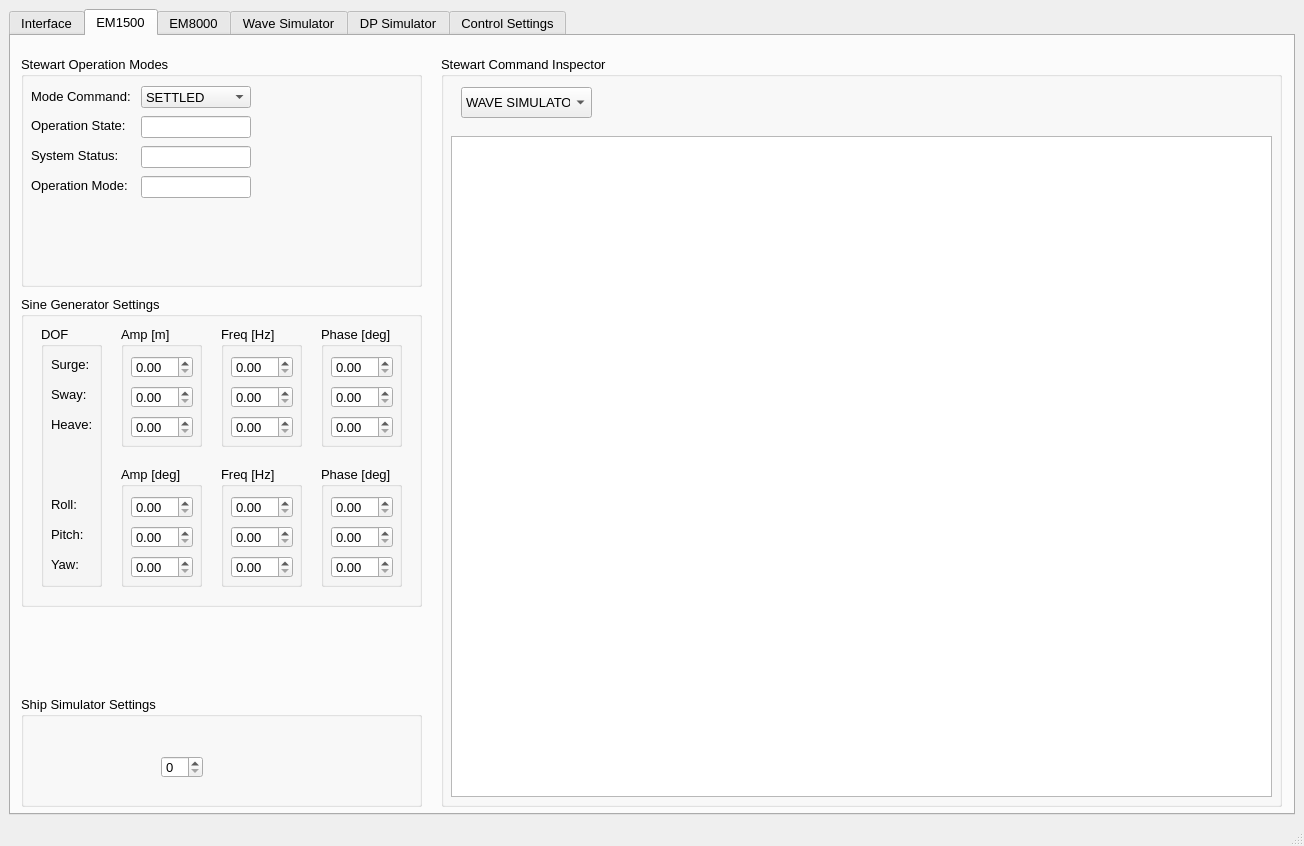
sondretordal/motion-lab, file hmi/src/MainWindow.ui: the form before one commit.
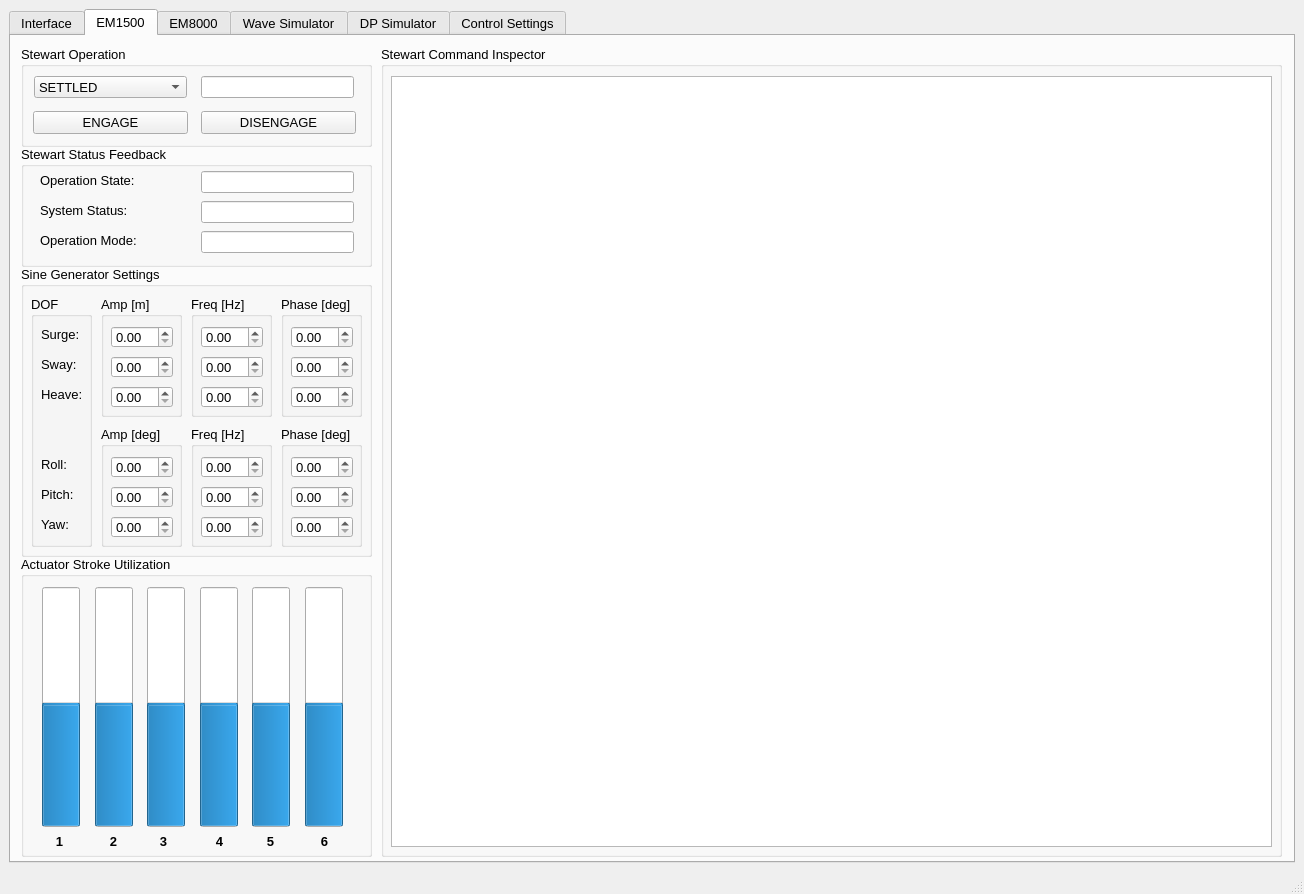
The form after the commit. Custom widgets are drawn as their Qt base class.

Commit message: Addes stroke status, error popup, eMode two way function, engage and disengage

Diff of the .ui file:
```diff
--- a/hmi/src/MainWindow.ui
+++ b/hmi/src/MainWindow.ui
@@ -7,7 +7,7 @@
     <x>0</x>
     <y>0</y>
     <width>1304</width>
-    <height>846</height>
+    <height>894</height>
    </rect>
   </property>
   <property name="windowTitle">
@@ -475,301 +475,6 @@
          </property>
         </widget>
        </widget>
-       <widget class="QGroupBox" name="groupBox_7">
-        <property name="geometry">
-         <rect>
-          <x>300</x>
-          <y>440</y>
-          <width>261</width>
-          <height>291</height>
-         </rect>
-        </property>
-        <property name="title">
-         <string>EM1500 Actuator Position</string>
-        </property>
-        <widget class="QProgressBar" name="EM1500_bar1_l1">
-         <property name="geometry">
-          <rect>
-           <x>20</x>
-           <y>30</y>
-           <width>21</width>
-           <height>221</height>
-          </rect>
-         </property>
-         <property name="minimum">
-          <number>-100</number>
-         </property>
-         <property name="value">
-          <number>0</number>
-         </property>
-         <property name="orientation">
-          <enum>Qt::Vertical</enum>
-         </property>
-         <property name="invertedAppearance">
-          <bool>false</bool>
-         </property>
-        </widget>
-        <widget class="QProgressBar" name="EM1500_bar1_l2">
-         <property name="geometry">
-          <rect>
-           <x>60</x>
-           <y>30</y>
-           <width>21</width>
-           <height>221</height>
-          </rect>
-         </property>
-         <property name="minimum">
-          <number>-100</number>
-         </property>
-         <property name="value">
-          <number>0</number>
-         </property>
-         <property name="orientation">
-          <enum>Qt::Vertical</enum>
-         </property>
-         <property name="invertedAppearance">
-          <bool>false</bool>
-         </property>
-        </widget>
-        <widget class="QProgressBar" name="EM1500_bar1_l3">
-         <property name="geometry">
-          <rect>
-           <x>100</x>
-           <y>30</y>
-           <width>21</width>
-           <height>221</height>
-          </rect>
-         </property>
-         <property name="minimum">
-          <number>-100</number>
-         </property>
-         <property name="value">
-          <number>0</number>
-         </property>
-         <property name="orientation">
-          <enum>Qt::Vertical</enum>
-         </property>
-         <property name="invertedAppearance">
-          <bool>false</bool>
-         </property>
-        </widget>
-        <widget class="QProgressBar" name="EM1500_bar1_l4">
-         <property name="geometry">
-          <rect>
-           <x>140</x>
-           <y>30</y>
-           <width>21</width>
-           <height>221</height>
-          </rect>
-         </property>
-         <property name="minimum">
-          <number>-100</number>
-         </property>
-         <property name="value">
-          <number>0</number>
-         </property>
-         <property name="orientation">
-          <enum>Qt::Vertical</enum>
-         </property>
-         <property name="invertedAppearance">
-          <bool>false</bool>
-         </property>
-        </widget>
-        <widget class="QProgressBar" name="EM1500_bar1_l5">
-         <property name="geometry">
-          <rect>
-           <x>180</x>
-           <y>30</y>
-           <width>21</width>
-           <height>221</height>
-          </rect>
-         </property>
-         <property name="minimum">
-          <number>-100</number>
-         </property>
-         <property name="value">
-          <number>0</number>
-         </property>
-         <property name="orientation">
-          <enum>Qt::Vertical</enum>
-         </property>
-         <property name="invertedAppearance">
-          <bool>false</bool>
-         </property>
-        </widget>
-        <widget class="QProgressBar" name="EM1500_bar1_l6">
-         <property name="geometry">
-          <rect>
-           <x>220</x>
-           <y>30</y>
-           <width>21</width>
-           <height>221</height>
-          </rect>
-         </property>
-         <property name="minimum">
-          <number>-100</number>
-         </property>
-         <property name="value">
-          <number>0</number>
-         </property>
-         <property name="orientation">
-          <enum>Qt::Vertical</enum>
-         </property>
-         <property name="invertedAppearance">
-          <bool>false</bool>
-         </property>
-        </widget>
-        <widget class="QLabel" name="label_41">
-         <property name="geometry">
-          <rect>
-           <x>180</x>
-           <y>260</y>
-           <width>21</width>
-           <height>21</height>
-          </rect>
-         </property>
-         <property name="font">
-          <font>
-           <weight>75</weight>
-           <bold>true</bold>
-          </font>
-         </property>
-         <property name="layoutDirection">
-          <enum>Qt::LeftToRight</enum>
-         </property>
-         <property name="text">
-          <string>5</string>
-         </property>
-         <property name="alignment">
-          <set>Qt::AlignCenter</set>
-         </property>
-        </widget>
-        <widget class="QLabel" name="label_42">
-         <property name="geometry">
-          <rect>
-           <x>220</x>
-           <y>260</y>
-           <width>21</width>
-           <height>21</height>
-          </rect>
-         </property>
-         <property name="font">
-          <font>
-           <weight>75</weight>
-           <bold>true</bold>
-          </font>
-         </property>
-         <property name="layoutDirection">
-          <enum>Qt::LeftToRight</enum>
-         </property>
-         <property name="text">
-          <string>6</string>
-         </property>
-         <property name="alignment">
-          <set>Qt::AlignCenter</set>
-         </property>
-        </widget>
-        <widget class="QLabel" name="label_43">
-         <property name="geometry">
-          <rect>
-           <x>140</x>
-           <y>260</y>
-           <width>21</width>
-           <height>21</height>
-          </rect>
-         </property>
-         <property name="font">
-          <font>
-           <weight>75</weight>
-           <bold>true</bold>
-          </font>
-         </property>
-         <property name="layoutDirection">
-          <enum>Qt::LeftToRight</enum>
-         </property>
-         <property name="text">
-          <string>4</string>
-         </property>
-         <property name="alignment">
-          <set>Qt::AlignCenter</set>
-         </property>
-        </widget>
-        <widget class="QLabel" name="label_44">
-         <property name="geometry">
-          <rect>
-           <x>100</x>
-           <y>260</y>
-           <width>21</width>
-           <height>21</height>
-          </rect>
-         </property>
-         <property name="font">
-          <font>
-           <weight>75</weight>
-           <bold>true</bold>
-          </font>
-         </property>
-         <property name="layoutDirection">
-          <enum>Qt::LeftToRight</enum>
-         </property>
-         <property name="text">
-          <string>3</string>
-         </property>
-         <property name="alignment">
-          <set>Qt::AlignCenter</set>
-         </property>
-        </widget>
-        <widget class="QLabel" name="label_45">
-         <property name="geometry">
-          <rect>
-           <x>60</x>
-           <y>260</y>
-           <width>21</width>
-           <height>21</height>
-          </rect>
-         </property>
-         <property name="font">
-          <font>
-           <weight>75</weight>
-           <bold>true</bold>
-          </font>
-         </property>
-         <property name="layoutDirection">
-          <enum>Qt::LeftToRight</enum>
-         </property>
-         <property name="text">
-          <string>2</string>
-         </property>
-         <property name="alignment">
-          <set>Qt::AlignCenter</set>
-         </property>
-        </widget>
-        <widget class="QLabel" name="label_46">
-         <property name="geometry">
-          <rect>
-           <x>20</x>
-           <y>260</y>
-           <width>21</width>
-           <height>21</height>
-          </rect>
-         </property>
-         <property name="font">
-          <font>
-           <weight>75</weight>
-           <bold>true</bold>
-          </font>
-         </property>
-         <property name="layoutDirection">
-          <enum>Qt::LeftToRight</enum>
-         </property>
-         <property name="text">
-          <string>1</string>
-         </property>
-         <property name="alignment">
-          <set>Qt::AlignCenter</set>
-         </property>
-        </widget>
-       </widget>
        <widget class="QGroupBox" name="groupBox_8">
         <property name="geometry">
          <rect>
@@ -1861,20 +1566,20 @@
         <property name="geometry">
          <rect>
           <x>10</x>
-          <y>20</y>
-          <width>401</width>
-          <height>231</height>
+          <y>10</y>
+          <width>351</width>
+          <height>101</height>
          </rect>
         </property>
         <property name="title">
-         <string>Stewart Operation Modes</string>
+         <string>Stewart Operation</string>
         </property>
         <widget class="QComboBox" name="em1500_eModeCmd">
          <property name="geometry">
           <rect>
-           <x>120</x>
+           <x>13</x>
            <y>30</y>
-           <width>110</width>
+           <width>153</width>
            <height>22</height>
           </rect>
          </property>
@@ -1904,90 +1609,38 @@
           </property>
          </item>
         </widget>
-        <widget class="QLabel" name="label_9">
+        <widget class="QPushButton" name="em1500_engage">
          <property name="geometry">
           <rect>
-           <x>10</x>
-           <y>32</y>
-           <width>141</width>
-           <height>16</height>
+           <x>12</x>
+           <y>65</y>
+           <width>155</width>
+           <height>23</height>
           </rect>
          </property>
          <property name="text">
-          <string>Mode Command:</string>
+          <string>ENGAGE</string>
          </property>
         </widget>
-        <widget class="QLineEdit" name="em1500_eState">
+        <widget class="QPushButton" name="em1500_disengage">
          <property name="geometry">
           <rect>
-           <x>120</x>
-           <y>60</y>
-           <width>110</width>
-           <height>22</height>
+           <x>180</x>
+           <y>65</y>
+           <width>155</width>
+           <height>23</height>
           </rect>
          </property>
-         <property name="readOnly">
-          <bool>true</bool>
-         </property>
-        </widget>
-        <widget class="QLabel" name="label_13">
-         <property name="geometry">
-          <rect>
-           <x>10</x>
-           <y>61</y>
-           <width>141</width>
-           <height>16</height>
-          </rect>
-         </property>
          <property name="text">
-          <string>Operation State:</string>
+          <string>DISENGAGE</string>
          </property>
         </widget>
-        <widget class="QLabel" name="label_14">
+        <widget class="QLineEdit" name="em1500_eMode">
          <property name="geometry">
           <rect>
-           <x>10</x>
-           <y>91</y>
-           <width>141</width>
-           <height>16</height>
-          </rect>
-         </property>
-         <property name="text">
-          <string>System Status:</string>
-         </property>
-        </widget>
-        <widget class="QLineEdit" name="em1500_eStatus">
-         <property name="geometry">
-          <rect>
-           <x>120</x>
-           <y>90</y>
-           <width>110</width>
-           <height>22</height>
-          </rect>
-         </property>
-         <property name="readOnly">
-          <bool>true</bool>
-         </property>
-        </widget>
-        <widget class="QLabel" name="label_15">
-         <property name="geometry">
-          <rect>
-           <x>10</x>
-           <y>121</y>
-           <width>141</width>
-           <height>16</height>
-          </rect>
-         </property>
-         <property name="text">
-          <string>Operation Mode:</string>
-         </property>
-        </widget>
-        <widget class="QLineEdit" name="em1500_eOpMode">
-         <property name="geometry">
-          <rect>
-           <x>120</x>
-           <y>120</y>
-           <width>110</width>
+           <x>180</x>
+           <y>30</y>
+           <width>153</width>
            <height>22</height>
           </rect>
          </property>
@@ -2000,9 +1653,9 @@
         <property name="geometry">
          <rect>
           <x>10</x>
-          <y>260</y>
-          <width>401</width>
-          <height>311</height>
+          <y>230</y>
+          <width>351</width>
+          <height>291</height>
          </rect>
         </property>
         <property name="title">
@@ -2011,7 +1664,7 @@
         <widget class="QGroupBox" name="groupBox_5">
          <property name="geometry">
           <rect>
-           <x>100</x>
+           <x>80</x>
            <y>30</y>
            <width>81</width>
            <height>121</height>
@@ -2054,7 +1707,7 @@
         <widget class="QGroupBox" name="groupBox_9">
          <property name="geometry">
           <rect>
-           <x>200</x>
+           <x>170</x>
            <y>30</y>
            <width>81</width>
            <height>121</height>
@@ -2097,7 +1750,7 @@
         <widget class="QGroupBox" name="groupBox_26">
          <property name="geometry">
           <rect>
-           <x>300</x>
+           <x>260</x>
            <y>30</y>
            <width>81</width>
            <height>121</height>
@@ -2140,8 +1793,8 @@
         <widget class="QGroupBox" name="groupBox_27">
          <property name="geometry">
           <rect>
-           <x>100</x>
-           <y>170</y>
+           <x>80</x>
+           <y>160</y>
            <width>81</width>
            <height>121</height>
           </rect>
@@ -2183,8 +1836,8 @@
         <widget class="QGroupBox" name="groupBox_28">
          <property name="geometry">
           <rect>
-           <x>200</x>
-           <y>170</y>
+           <x>170</x>
+           <y>160</y>
            <width>81</width>
            <height>121</height>
           </rect>
@@ -2226,8 +1879,8 @@
         <widget class="QGroupBox" name="groupBox_29">
          <property name="geometry">
           <rect>
-           <x>300</x>
-           <y>170</y>
+           <x>260</x>
+           <y>160</y>
            <width>81</width>
            <height>121</height>
           </rect>
@@ -2269,10 +1922,10 @@
         <widget class="QGroupBox" name="groupBox_31">
          <property name="geometry">
           <rect>
-           <x>20</x>
+           <x>10</x>
            <y>30</y>
            <width>61</width>
-           <height>261</height>
+           <height>251</height>
           </rect>
          </property>
          <property name="title">
@@ -2282,7 +1935,7 @@
           <property name="geometry">
            <rect>
             <x>10</x>
-            <y>170</y>
+            <y>160</y>
             <width>51</width>
             <height>16</height>
            </rect>
@@ -2321,7 +1974,7 @@
           <property name="geometry">
            <rect>
             <x>10</x>
-            <y>200</y>
+            <y>190</y>
             <width>51</width>
             <height>16</height>
            </rect>
@@ -2347,7 +2000,7 @@
           <property name="geometry">
            <rect>
             <x>10</x>
-            <y>230</y>
+            <y>220</y>
             <width>51</width>
             <height>16</height>
            </rect>
@@ -2358,76 +2011,414 @@
          </widget>
         </widget>
        </widget>
-       <widget class="QGroupBox" name="groupBox_30">
-        <property name="geometry">
-         <rect>
-          <x>10</x>
-          <y>660</y>
-          <width>401</width>
-          <height>111</height>
-         </rect>
-        </property>
-        <property name="title">
-         <string>Ship Simulator Settings</string>
-        </property>
-        <widget class="QSpinBox" name="spinBox">
-         <property name="geometry">
-          <rect>
-           <x>140</x>
-           <y>60</y>
-           <width>42</width>
-           <height>22</height>
-          </rect>
-         </property>
-        </widget>
-       </widget>
        <widget class="QGroupBox" name="groupBox_32">
         <property name="geometry">
          <rect>
-          <x>430</x>
-          <y>20</y>
-          <width>841</width>
-          <height>751</height>
+          <x>370</x>
+          <y>10</y>
+          <width>901</width>
+          <height>811</height>
          </rect>
         </property>
         <property name="title">
          <string>Stewart Command Inspector</string>
         </property>
-        <widget class="QComboBox" name="_plotModeEM1500">
+        <widget class="GraphicsLayoutWidget" name="em1500_plot">
          <property name="geometry">
           <rect>
-           <x>20</x>
+           <x>10</x>
+           <y>30</y>
+           <width>881</width>
+           <height>771</height>
+          </rect>
+         </property>
+        </widget>
+       </widget>
+       <widget class="QGroupBox" name="groupBox_7">
+        <property name="geometry">
+         <rect>
+          <x>10</x>
+          <y>520</y>
+          <width>351</width>
+          <height>301</height>
+         </rect>
+        </property>
+        <property name="title">
+         <string>Actuator Stroke Utilization</string>
+        </property>
+        <widget class="QProgressBar" name="em1500_cylinder_1">
+         <property name="geometry">
+          <rect>
+           <x>21</x>
            <y>31</y>
-           <width>131</width>
-           <height>31</height>
+           <width>38</width>
+           <height>240</height>
           </rect>
          </property>
-         <item>
-          <property name="text">
-           <string>WAVE SIMULATOR</string>
-          </property>
-         </item>
-         <item>
-          <property name="text">
-           <string>SINE GENERATOR</string>
-          </property>
-         </item>
-         <item>
-          <property name="text">
-           <string>REMOTE</string>
-          </property>
-         </item>
+         <property name="minimum">
+          <number>-100</number>
+         </property>
+         <property name="value">
+          <number>0</number>
+         </property>
+         <property name="orientation">
+          <enum>Qt::Vertical</enum>
+         </property>
+         <property name="invertedAppearance">
+          <bool>false</bool>
+         </property>
         </widget>
+        <widget class="QLabel" name="label_41">
+         <property name="geometry">
+          <rect>
+           <x>239</x>
+           <y>275</y>
+           <width>21</width>
+           <height>21</height>
+          </rect>
+         </property>
+         <property name="font">
+          <font>
+           <weight>75</weight>
+           <bold>true</bold>
+          </font>
+         </property>
+         <property name="layoutDirection">
+          <enum>Qt::LeftToRight</enum>
+         </property>
+         <property name="text">
+          <string>5</string>
+         </property>
+         <property name="alignment">
+          <set>Qt::AlignCenter</set>
+         </property>
+        </widget>
+        <widget class="QLabel" name="label_42">
+         <property name="geometry">
+          <rect>
+           <x>293</x>
+           <y>275</y>
+           <width>21</width>
+           <height>21</height>
+          </rect>
+         </property>
+         <property name="font">
+          <font>
+           <weight>75</weight>
+           <bold>true</bold>
+          </font>
+         </property>
+         <property name="layoutDirection">
+          <enum>Qt::LeftToRight</enum>
+         </property>
+         <property name="text">
+          <string>6</string>
+         </property>
+         <property name="alignment">
+          <set>Qt::AlignCenter</set>
+         </property>
+        </widget>
+        <widget class="QLabel" name="label_43">
+         <property name="geometry">
+          <rect>
+           <x>188</x>
+           <y>275</y>
+           <width>21</width>
+           <height>21</height>
+          </rect>
+         </property>
+         <property name="font">
+          <font>
+           <weight>75</weight>
+           <bold>true</bold>
+          </font>
+         </property>
+         <property name="layoutDirection">
+          <enum>Qt::LeftToRight</enum>
+         </property>
+         <property name="text">
+          <string>4</string>
+         </property>
+         <property name="alignment">
+          <set>Qt::AlignCenter</set>
+         </property>
+        </widget>
+        <widget class="QLabel" name="label_44">
+         <property name="geometry">
+          <rect>
+           <x>132</x>
+           <y>275</y>
+           <width>21</width>
+           <height>21</height>
+          </rect>
+         </property>
+         <property name="font">
+          <font>
+           <weight>75</weight>
+           <bold>true</bold>
+          </font>
+         </property>
+         <property name="layoutDirection">
+          <enum>Qt::LeftToRight</enum>
+         </property>
+         <property name="text">
+          <string>3</string>
+         </property>
+         <property name="alignment">
+          <set>Qt::AlignCenter</set>
+         </property>
+        </widget>
+        <widget class="QLabel" name="label_45">
+         <property name="geometry">
+          <rect>
+           <x>82</x>
+           <y>275</y>
+           <width>21</width>
+           <height>21</height>
+          </rect>
+         </property>
+         <property name="font">
+          <font>
+           <weight>75</weight>
+           <bold>true</bold>
+          </font>
+         </property>
+         <property name="layoutDirection">
+          <enum>Qt::LeftToRight</enum>
+         </property>
+         <property name="text">
+          <string>2</string>
+         </property>
+         <property name="alignment">
+          <set>Qt::AlignCenter</set>
+         </property>
+        </widget>
+        <widget class="QLabel" name="label_46">
+         <property name="geometry">
+          <rect>
+           <x>28</x>
+           <y>275</y>
+           <width>21</width>
+           <height>21</height>
+          </rect>
+         </property>
+         <property name="font">
+          <font>
+           <weight>75</weight>
+           <bold>true</bold>
+          </font>
+         </property>
+         <property name="layoutDirection">
+          <enum>Qt::LeftToRight</enum>
+         </property>
+         <property name="text">
+          <string>1</string>
+         </property>
+         <property name="alignment">
+          <set>Qt::AlignCenter</set>
+         </property>
+        </widget>
+        <widget class="QProgressBar" name="em1500_cylinder_2">
+         <property name="geometry">
+          <rect>
+           <x>74</x>
+           <y>31</y>
+           <width>38</width>
+           <height>240</height>
+          </rect>
+         </property>
+         <property name="minimum">
+          <number>-100</number>
+         </property>
+         <property name="value">
+          <number>0</number>
+         </property>
+         <property name="orientation">
+          <enum>Qt::Vertical</enum>
+         </property>
+         <property name="invertedAppearance">
+          <bool>false</bool>
+         </property>
+        </widget>
+        <widget class="QProgressBar" name="em1500_cylinder_3">
+         <property name="geometry">
+          <rect>
+           <x>126</x>
+           <y>31</y>
+           <width>38</width>
+           <height>240</height>
+          </rect>
+         </property>
+         <property name="minimum">
+          <number>-100</number>
+         </property>
+         <property name="value">
+          <number>0</number>
+         </property>
+         <property name="orientation">
+          <enum>Qt::Vertical</enum>
+         </property>
+         <property name="invertedAppearance">
+          <bool>false</bool>
+         </property>
+        </widget>
+        <widget class="QProgressBar" name="em1500_cylinder_4">
+         <property name="geometry">
+          <rect>
+           <x>179</x>
+           <y>31</y>
+           <width>38</width>
+           <height>240</height>
+          </rect>
+         </property>
+         <property name="minimum">
+          <number>-100</number>
+         </property>
+         <property name="value">
+          <number>0</number>
+         </property>
+         <property name="orientation">
+          <enum>Qt::Vertical</enum>
+         </property>
+         <property name="invertedAppearance">
+          <bool>false</bool>
+         </property>
+        </widget>
+        <widget class="QProgressBar" name="em1500_cylinder_5">
+         <property name="geometry">
+          <rect>
+           <x>231</x>
+           <y>31</y>
+           <width>38</width>
+           <height>240</height>
+          </rect>
+         </property>
+         <property name="minimum">
+          <number>-100</number>
+         </property>
+         <property name="value">
+          <number>0</number>
+         </property>
+         <property name="orientation">
+          <enum>Qt::Vertical</enum>
+         </property>
+         <property name="invertedAppearance">
+          <bool>false</bool>
+         </property>
+        </widget>
+        <widget class="QProgressBar" name="em1500_cylinder_6">
+         <property name="geometry">
+          <rect>
+           <x>284</x>
+           <y>31</y>
+           <width>38</width>
+           <height>240</height>
+          </rect>
+         </property>
+         <property name="minimum">
+          <number>-100</number>
+         </property>
+         <property name="value">
+          <number>0</number>
+         </property>
+         <property name="orientation">
+          <enum>Qt::Vertical</enum>
+         </property>
+         <property name="invertedAppearance">
+          <bool>false</bool>
+         </property>
+        </widget>
        </widget>
-       <widget class="GraphicsLayoutWidget" name="_plotEM1500">
+       <widget class="QGroupBox" name="groupBox">
         <property name="geometry">
          <rect>
-          <x>440</x>
-          <y>100</y>
-          <width>821</width>
-          <height>661</height>
+          <x>10</x>
+          <y>110</y>
+          <width>351</width>
+          <height>121</height>
          </rect>
         </property>
+        <property name="title">
+         <string>Stewart Status Feedback</string>
+        </property>
+        <widget class="QLineEdit" name="em1500_eOpMode">
+         <property name="geometry">
+          <rect>
+           <x>180</x>
+           <y>85</y>
+           <width>153</width>
+           <height>22</height>
+          </rect>
+         </property>
+         <property name="readOnly">
+          <bool>true</bool>
+         </property>
+        </widget>
+        <widget class="QLineEdit" name="em1500_eStatus">
+         <property name="geometry">
+          <rect>
+           <x>180</x>
+           <y>55</y>
+           <width>153</width>
+           <height>22</height>
+          </rect>
+         </property>
+         <property name="readOnly">
+          <bool>true</bool>
+         </property>
+        </widget>
+        <widget class="QLabel" name="label_13">
+         <property name="geometry">
+          <rect>
+           <x>19</x>
+           <y>26</y>
+           <width>141</width>
+           <height>16</height>
+          </rect>
+         </property>
+         <property name="text">
+          <string>Operation State:</string>
+         </property>
+        </widget>
+        <widget class="QLabel" name="label_14">
+         <property name="geometry">
+          <rect>
+           <x>19</x>
+           <y>56</y>
+           <width>141</width>
+           <height>16</height>
+          </rect>
+         </property>
+         <property name="text">
+          <string>System Status:</string>
+         </property>
+        </widget>
+        <widget class="QLabel" name="label_15">
+         <property name="geometry">
+          <rect>
+           <x>19</x>
+           <y>86</y>
+           <width>141</width>
+           <height>16</height>
+          </rect>
+         </property>
+         <property name="text">
+          <string>Operation Mode:</string>
+         </property>
+        </widget>
+        <widget class="QLineEdit" name="em1500_eState">
+         <property name="geometry">
+          <rect>
+           <x>180</x>
+           <y>25</y>
+           <width>153</width>
+           <height>22</height>
+          </rect>
+         </property>
+         <property name="readOnly">
+          <bool>true</bool>
+         </property>
+        </widget>
        </widget>
       </widget>
       <widget class="QWidget" name="tab_11">
```
Left out of the diff: 5 changed lines with no effect on the pictures. The commit also changes 11 other files.
